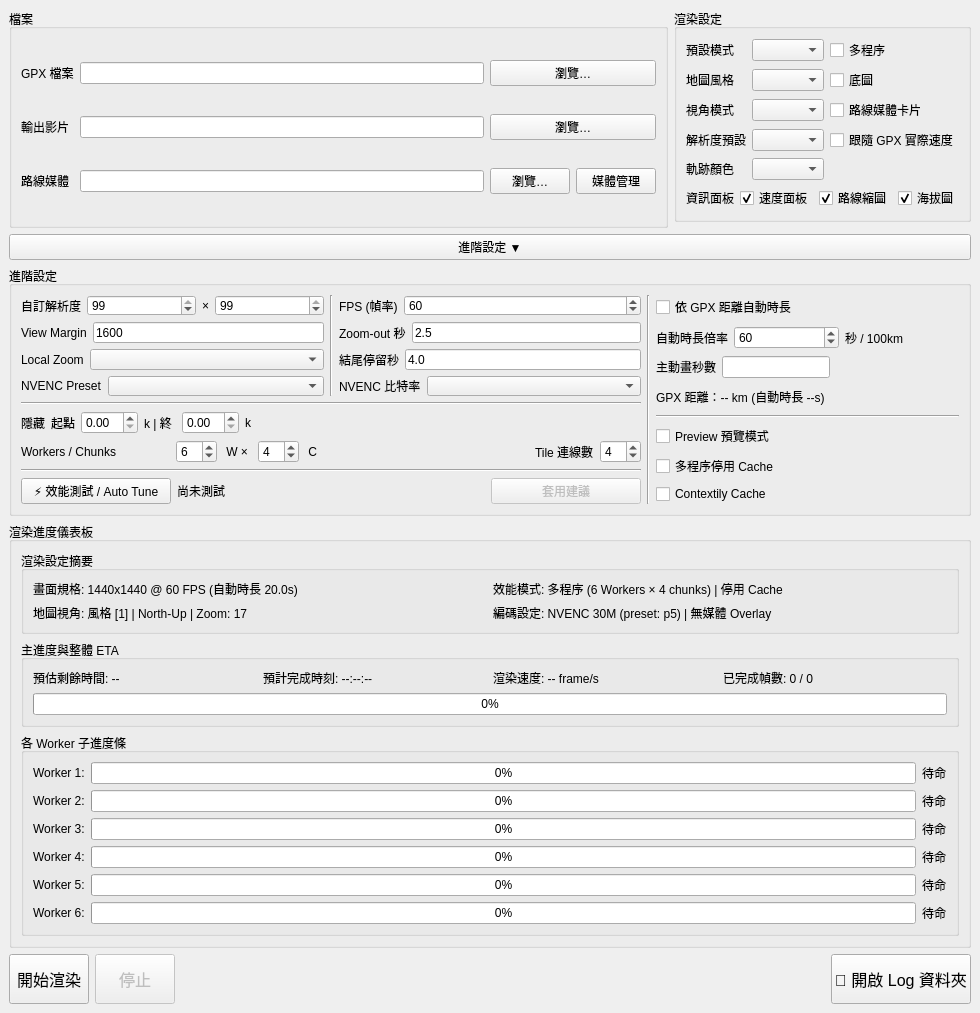
The window that gpx_renderer/gui/main_window.ui (kw31304/gpx-ride-animation-main-gui) describes before a commit, drawn with Qt 5.
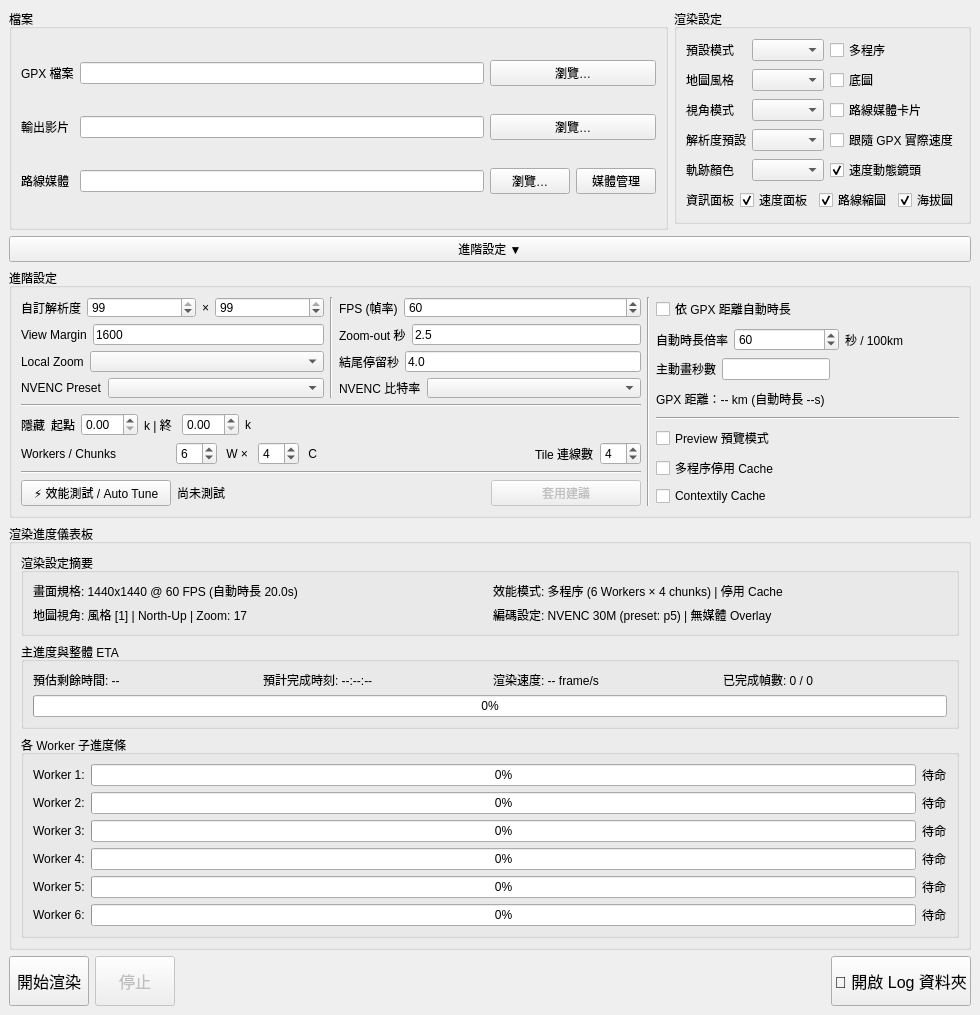
The same window after the commit.

Commit message: 實作車用導航級速度動態鏡頭縮放 (Dynamic Speed Zoom) 功能與 GUI 開關

```diff
--- a/gpx_renderer/gui/main_window.ui
+++ b/gpx_renderer/gui/main_window.ui
@@ -1339,17 +1339,17 @@
         </layout>
        </item>
        <item row="4" column="1">
-        <spacer name="verticalSpacer">
-         <property name="orientation">
-          <enum>Qt::Orientation::Vertical</enum>
+        <widget class="QCheckBox" name="chk_dynamic_speed_zoom">
+         <property name="toolTip">
+          <string>用途：根據當前 GPX 騎乘速度動態縮放鏡頭（高速拉遠、低速拉近），如同車用導航視覺效果。</string>
          </property>
-         <property name="sizeHint" stdset="0">
-          <size>
-           <width>20</width>
-           <height>16</height>
-          </size>
+         <property name="text">
+          <string>速度動態鏡頭</string>
          </property>
-        </spacer>
+         <property name="checked">
+          <bool>true</bool>
+         </property>
+        </widget>
        </item>
         <item row="5" column="0" colspan="2">
          <layout class="QHBoxLayout" name="horizontalLayout_panels">
```
Left out of the diff: 2 changed lines with no effect on the pictures. The commit also changes 5 other files.
